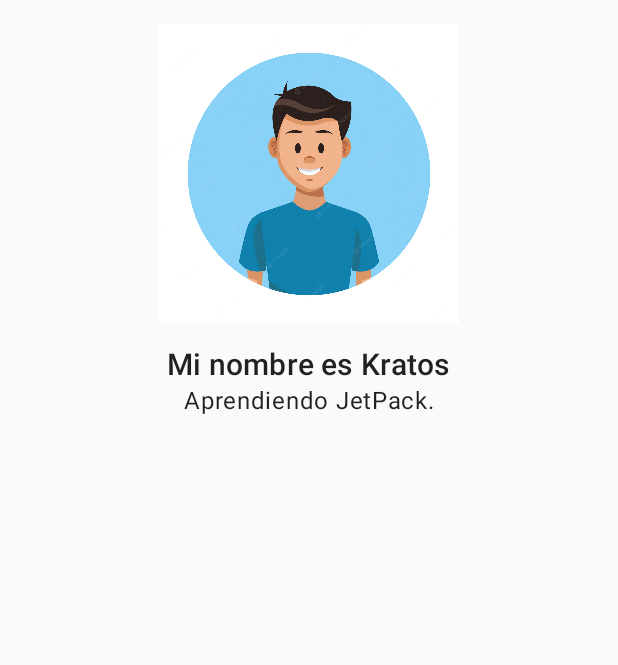
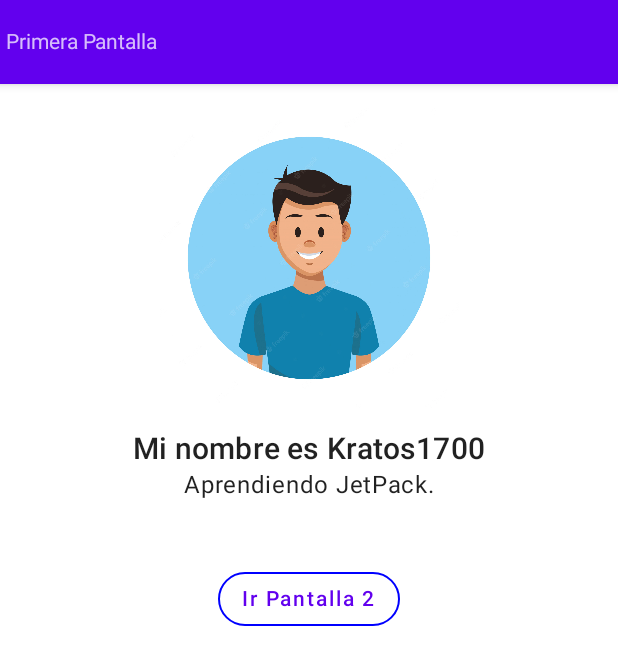
Before and after one commit to kratos1700/AprendiendoJetPack, an Android app built with Jetpack Compose: the screen it shows after launch (MainActivity), on a phone screen of 412 x 824 dp. Shown: the top 665 px of the screen. Run offline under Robolectric (Android 15) with nearby library versions, the phone set to English and light mode, and no system bars.

Commit message:
Creacion de 2 pantallas y navegando entre ellas con un navController y pasando un mensaje de una pantalla a otra

```diff
--- a/app/build.gradle
+++ b/app/build.gradle
@@ -53,6 +53,7 @@ dependencies {
     implementation "androidx.compose.ui:ui-tooling-preview:$compose_version"
     implementation 'androidx.lifecycle:lifecycle-runtime-ktx:2.3.1'
     implementation 'androidx.activity:activity-compose:1.3.1'
+    implementation('androidx.navigation:navigation-compose:2.4.2')
     testImplementation 'junit:junit:4.13.2'
     androidTestImplementation 'androidx.test.ext:junit:1.1.3'
     androidTestImplementation 'androidx.test.espresso:espresso-core:3.4.0'
--- a/app/src/main/AndroidManifest.xml
+++ b/app/src/main/AndroidManifest.xml
@@ -9,6 +9,11 @@
         android:roundIcon="@mipmap/ic_launcher_round"
         android:supportsRtl="true"
         android:theme="@style/Theme.Aprendiendo">
+        <activity
+            android:name=".MainActivity2"
+            android:exported="false"
+            android:label="@string/title_activity_main2"
+            android:theme="@style/Theme.Aprendiendo" />
         <activity
             android:name=".MainActivity"
             android:exported="true"
--- a/app/src/main/java/com/example/aprendiendo/MainActivity.kt
+++ b/app/src/main/java/com/example/aprendiendo/MainActivity.kt
@@ -3,29 +3,39 @@ package com.example.aprendiendo
 import android.os.Bundle
 import androidx.activity.ComponentActivity
 import androidx.activity.compose.setContent
+import androidx.compose.foundation.BorderStroke
 import androidx.compose.foundation.Image
+import androidx.compose.foundation.border
 import androidx.compose.foundation.layout.*
-import androidx.compose.material.MaterialTheme
-import androidx.compose.material.Surface
-import androidx.compose.material.Text
+import androidx.compose.foundation.shape.RoundedCornerShape
+import androidx.compose.material.*
 import androidx.compose.runtime.Composable
 import androidx.compose.ui.Alignment
 import androidx.compose.ui.Modifier
+import androidx.compose.ui.graphics.Color
 import androidx.compose.ui.res.painterResource
 import androidx.compose.ui.tooling.preview.Preview
 import androidx.compose.ui.unit.dp
+import com.example.aprendiendo.navigation.AppNavigation
+import com.example.aprendiendo.screens.PantallaPrimera
 import com.example.aprendiendo.ui.theme.AprendiendoTheme
+val logo :Int = R.drawable.perfil;
 
 class MainActivity : ComponentActivity() {
     override fun onCreate(savedInstanceState: Bundle?) {
         super.onCreate(savedInstanceState)
         setContent {
-            PersonalInfo("Kratos")
+          //  PersonalInfo("Kratos")
+            // componente que se encarga de la navegacion
+            AppNavigation()
+
 
         }
     }
 
-    @Composable
+
+    // no se muestra en este ejemplo de navegar
+    /*@Composable
     fun PersonalInfo(name: String) {
         MaterialTheme() {
 
@@ -34,7 +44,9 @@ class MainActivity : ComponentActivity() {
                 // podemos usar modificadores
                 //añadimos margenes   usamos el espacio total
                 // aliniamos al centro
-                modifier = Modifier.padding(16.dp).fillMaxWidth(),
+                modifier = Modifier
+                    .padding(16.dp)
+                    .fillMaxWidth(),
                 horizontalAlignment = Alignment.CenterHorizontally
 
             ) {
@@ -49,10 +61,25 @@ class MainActivity : ComponentActivity() {
                 // usando la tipografia del material al la fuente con un h6
                 Text(text = "Mi nombre es $name", style = MaterialTheme.typography.h6)
                 Text(text = "Aprendiendo JetPack.")
+
+                // damos espacio entre la texto i boton
+                Spacer(modifier = Modifier.height(40.dp))
+                // boton con bordes
+                OutlinedButton(onClick = { *//**//* },
+                    border = BorderStroke(1.dp, Color.Blue),
+                    shape = RoundedCornerShape(50)
+                ) {
+                    Text(text = "Ir Activity 2")
+
+
+                }
             }
 
         }
-    }
+    }*/
+
+
+
 
     /**
      * Nos permite ver la vista interactiva
@@ -61,7 +88,11 @@ class MainActivity : ComponentActivity() {
     @Composable
     fun PreviewPersonalInfo() {
 
-        PersonalInfo("Kratos1700")
+      //  PersonalInfo("Kratos1700")
+
+        // mostramos la pantallaPrimera.kt
+        //PantallaPrimera()
+        AppNavigation()
     }
 
 }
--- /dev/null
+++ b/app/src/main/java/com/example/aprendiendo/navigation/AppNavigation.kt
@@ -0,0 +1,32 @@
+package com.example.aprendiendo.navigation
+
+import androidx.compose.runtime.Composable
+import androidx.navigation.NavType
+import androidx.navigation.compose.NavHost
+import androidx.navigation.compose.composable
+import androidx.navigation.compose.rememberNavController
+import androidx.navigation.navArgument
+import com.example.aprendiendo.screens.PantallaPrimera
+import com.example.aprendiendo.screens.PantallaSegunda
+
+// tenemos que importar al gradle implementation('androidx.navigation:navigation-compose:2.4.2')
+
+@Composable
+fun AppNavigation(){
+    // gestiona el estado de navegacion de las pantallas
+    val navController =  rememberNavController()
+    // le pasamos el navController que hemos creado
+    NavHost(navController = navController, startDestination = AppScreens.PantallaPrimera.ruta ){
+        composable(route = AppScreens.PantallaPrimera.ruta){
+            PantallaPrimera(navController)
+        }
+                                        // pasamos parametros a la segunda pantalla
+        composable(route = AppScreens.PantallaSegunda.ruta + "/{text}",
+            arguments = listOf(navArgument(name = "text"){
+            type= NavType.StringType
+        })){
+            PantallaSegunda(navController, it.arguments?.getString("text")) // recuperamos el texto
+        }
+    }
+
+}
--- /dev/null
+++ b/app/src/main/java/com/example/aprendiendo/navigation/AppScreens.kt
@@ -0,0 +1,7 @@
+package com.example.aprendiendo.navigation
+
+sealed class AppScreens(val ruta: String){
+
+    object PantallaPrimera:AppScreens("primera_pantalla")
+    object PantallaSegunda:AppScreens("segunda_pantalla")
+}
--- /dev/null
+++ b/app/src/main/java/com/example/aprendiendo/screens/PantallaPrimera.kt
@@ -0,0 +1,94 @@
+package com.example.aprendiendo.screens
+
+import androidx.activity.R
+import androidx.compose.foundation.BorderStroke
+import androidx.compose.foundation.Image
+import androidx.compose.foundation.layout.*
+import androidx.compose.foundation.shape.RoundedCornerShape
+import androidx.compose.material.*
+import androidx.compose.runtime.Composable
+import androidx.compose.ui.Alignment
+import androidx.compose.ui.Modifier
+import androidx.compose.ui.graphics.Color
+import androidx.compose.ui.res.painterResource
+import androidx.compose.ui.tooling.preview.Preview
+
+import androidx.compose.ui.unit.dp
+import androidx.navigation.NavController
+import com.example.aprendiendo.logo
+import com.example.aprendiendo.navigation.AppScreens
+
+
+@Composable
+fun PantallaPrimera(navController: NavController){
+    // nospermite usar los elementos basicos de Material Desing
+    Scaffold(topBar = { // creamos un toolbar
+        TopAppBar() {
+            Text(text = "Primera Pantalla")
+        }
+    }) {
+        BodyContent("Kratos1700", navController)
+    }
+}
+
+@Composable
+fun BodyContent(name : String, navController: NavController){
+    MaterialTheme() {
+
+        //pone un elemento encima de otro
+        Column(
+            // podemos usar modificadores
+            //añadimos margenes   usamos el espacio total
+            // aliniamos al centro
+            modifier = Modifier
+                .padding(16.dp)
+                .fillMaxWidth(),
+            horizontalAlignment = Alignment.CenterHorizontally
+
+        ) {
+            // importamos una imagen i le damos un tamaño con el modificador
+
+
+            Image(
+                painter = painterResource(id = logo),
+                contentDescription = "imagen perfil",
+                modifier = Modifier.height(200.dp)
+            )
+            // damos espacio entre la imagen i texto
+            Spacer(modifier = Modifier.height(15.dp))
+            // usando la tipografia del material al la fuente con un h6
+            Text(text = "Mi nombre es $name", style = MaterialTheme.typography.h6)
+            Text(text = "Aprendiendo JetPack.")
+
+
+            // damos espacio entre la texto i boton
+            Spacer(modifier = Modifier.height(40.dp))
+            // boton con bordes
+            OutlinedButton(onClick = {
+                                     navController.navigate(route = AppScreens.PantallaSegunda.ruta +
+                                     "/envio un parametro desde la 1era pantalla")
+                                     },
+                border = BorderStroke(1.dp, Color.Blue),
+                shape = RoundedCornerShape(50)
+            ) {
+                Text(text = "Ir Pantalla 2")
+
+
+            }
+        }
+
+    }
+
+}
+
+/**
+ * Nos permite ver la vista interactiva
+ */
+/*
+@Preview(showBackground = true)
+@Composable
+fun PreviewPersonalInfo() {
+
+    PantallaPrimera()
+
+}*/
--- a/app/src/main/res/values/strings.xml
+++ b/app/src/main/res/values/strings.xml
@@ -1,3 +1,4 @@
 <resources>
     <string name="app_name">aprendiendo</string>
+    <string name="title_activity_main2">MainActivity2</string>
 </resources>
```
Also changed, not shown: app/src/main/java/com/example/aprendiendo/screens/PantallaSegunda.kt (added, +121 -0 lines).
